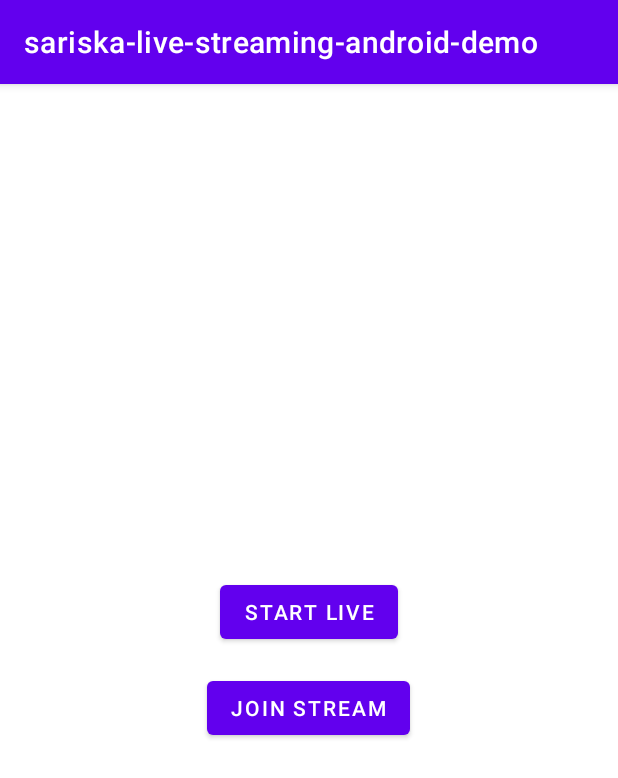
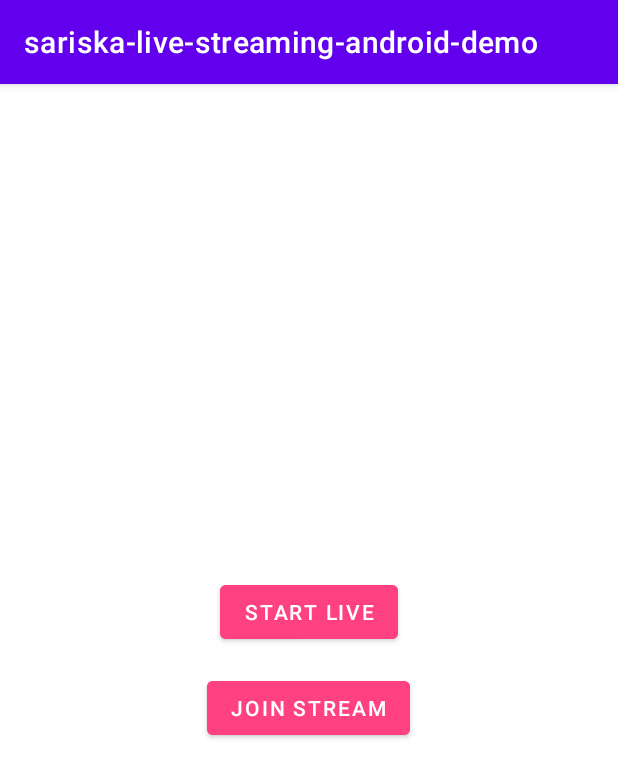
Before and after one commit to SariskaIO/sariska-live-streaming-android-demo, an Android app: the screen it shows after launch (MainActivity), on a phone screen of 412 x 824 dp. Shown: the top 778 px of the screen. Run offline under Robolectric (Android 15) with nearby library versions, the phone set to English and light mode, and no system bars.

Commit message:
Clean up and theme change

```diff
--- a/app/build.gradle
+++ b/app/build.gradle
@@ -49,11 +49,9 @@ dependencies {
     // Add the dependency for the Realtime Database library
     // When using the BoM, you don't specify versions in Firebase library dependencies
     implementation 'com.google.firebase:firebase-database'
-
     implementation "androidx.media3:media3-exoplayer:1.0.1"
     implementation "androidx.media3:media3-ui:1.0.1"
     implementation "androidx.media3:media3-exoplayer-dash:1.0.1"
     implementation "androidx.media3:media3-exoplayer-hls:1.0.1"
-
-
+    implementation 'com.google.android.material:material:1.4.0'
 }
--- a/app/src/main/AndroidManifest.xml
+++ b/app/src/main/AndroidManifest.xml
@@ -1,7 +1,6 @@
 <?xml version="1.0" encoding="utf-8"?>
 <manifest xmlns:android="http://schemas.android.com/apk/res/android"
     xmlns:tools="http://schemas.android.com/tools">
-
     <uses-permission android:name="android.permission.INTERNET" />
     <uses-permission android:name="android.permission.ACCESS_NETWORK_STATE" />
     <uses-permission android:name="android.permission.BLUETOOTH" />
--- a/app/src/main/java/io/sariska/sariska_live_streaming_android_demo/LiveStreamBaseFragments/MainFragment.java
+++ b/app/src/main/java/io/sariska/sariska_live_streaming_android_demo/LiveStreamBaseFragments/MainFragment.java
@@ -17,19 +17,16 @@ import io.sariska.sariska_live_streaming_android_demo.R;
 
 
 public class MainFragment extends Fragment {
-
     private Button btnStartLive;
     private Button btnJoinStream;
     public static MainFragment newInstance() {
         return new MainFragment();
     }
-
     @Nullable
     @Override
     public View onCreateView(@NonNull LayoutInflater inflater, @Nullable ViewGroup container, @Nullable Bundle savedInstanceState) {
 
         View view = inflater.inflate(R.layout.fragment_main, container, false);
-
         btnStartLive = view.findViewById(R.id.btnStartLive);
         btnJoinStream = view.findViewById(R.id.btnJoinStream);
 
--- a/app/src/main/java/io/sariska/sariska_live_streaming_android_demo/LiveStreamBaseFragments/startlivefragments/StartLiveStreamFragment.java
+++ b/app/src/main/java/io/sariska/sariska_live_streaming_android_demo/LiveStreamBaseFragments/startlivefragments/StartLiveStreamFragment.java
@@ -164,14 +164,11 @@ public class StartLiveStreamFragment extends Fragment {
                 });
 
                 conference.addEventListener("TRACK_ADDED", p -> {
-
                     JitsiRemoteTrack track = (JitsiRemoteTrack) p;
-
                     if (track.getStreamURL().equals(localTracks.get(1).getStreamURL())) {
                         //So as to not add local track in remote container
                         return;
                     }
-
                     getActivity().runOnUiThread(() -> {
                         if (track.getType().equals("video")) {
                             System.out.println("Adding to userList");
--- a/app/src/main/res/layout/fragment_main.xml
+++ b/app/src/main/res/layout/fragment_main.xml
@@ -9,17 +9,19 @@
     android:padding="16dp"
     tools:context=".MainActivity">
 
-    <Button
+    <com.google.android.material.button.MaterialButton
         android:id="@+id/btnStartLive"
         android:layout_width="wrap_content"
         android:layout_height="wrap_content"
         android:text="Start Live"
+        style="@style/prettystartbutton"
         android:layout_marginBottom="16dp"/>
 
-    <Button
+    <com.google.android.material.button.MaterialButton
         android:id="@+id/btnJoinStream"
         android:layout_width="wrap_content"
         android:layout_height="wrap_content"
+        style="@style/prettystartbutton"
         android:text="Join Stream"/>
 
 </LinearLayout>
--- a/app/src/main/res/values-night/themes.xml
+++ b/app/src/main/res/values-night/themes.xml
@@ -13,4 +13,9 @@
         <item name="android:statusBarColor">?attr/colorPrimaryVariant</item>
         <!-- Customize your theme here. -->
     </style>
+    <style name="prettystartbutton" parent="Widget.MaterialComponents.Button">
+        <!-- Customize button attributes as needed -->
+        <item name="android:backgroundTint">@color/your_button_color</item>
+        <item name="android:textColor">@color/your_text_color</item>
+    </style>
 </resources>
--- a/app/src/main/res/values/colors.xml
+++ b/app/src/main/res/values/colors.xml
@@ -7,4 +7,6 @@
     <color name="teal_700">#FF018786</color>
     <color name="black">#FF000000</color>
     <color name="white">#FFFFFFFF</color>
+    <color name="your_button_color">#FF4081</color>
+    <color name="your_text_color">#FFFFFF</color>
 </resources>
--- a/app/src/main/res/values/themes.xml
+++ b/app/src/main/res/values/themes.xml
@@ -13,4 +13,9 @@
         <item name="android:statusBarColor">?attr/colorPrimaryVariant</item>
         <!-- Customize your theme here. -->
     </style>
+    <style name="prettystartbutton" parent="Widget.MaterialComponents.Button">
+        <!-- Customize button attributes as needed -->
+        <item name="android:backgroundTint">@color/your_button_color</item>
+        <item name="android:textColor">@color/your_text_color</item>
+    </style>
 </resources>
```
Also changed, not shown: app/src/main/java/io/sariska/sariska_live_streaming_android_demo/LiveStreamBaseFragments/joinlivefragments/JoinLiveStreamFragment.java (+2 -11 lines), app/src/main/java/io/sariska/sariska_live_streaming_android_demo/MainActivity.java (+0 -9 lines), app/src/main/java/io/sariska/sariska_live_streaming_android_demo/utils/StartLiveStreamApiCall.java (+14 -6 lines).
